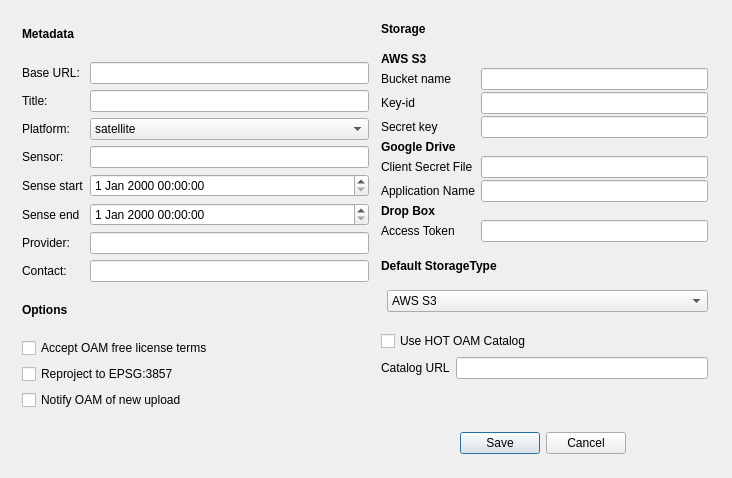
First picture: the form in OpenAerialMap/gui/ui/setting_dialog.ui, repository hotosm/oam-qgis-plugin, before the edit.
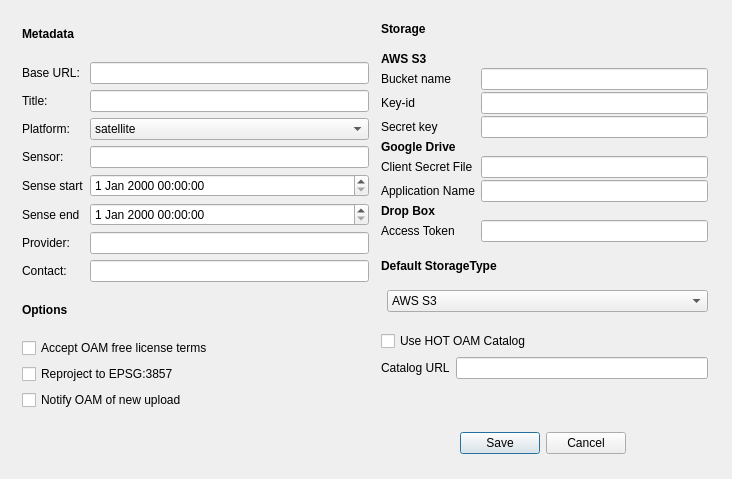
Second picture: the form after the edit.

Commit message: Adjusted GUI of settings dialog to enhance cross-platform compatibilities.

Diff of the .ui file:
```diff
--- a/OpenAerialMap/gui/ui/setting_dialog.ui
+++ b/OpenAerialMap/gui/ui/setting_dialog.ui
@@ -7,7 +7,7 @@
     <x>0</x>
     <y>0</y>
     <width>732</width>
-    <height>478</height>
+    <height>479</height>
    </rect>
   </property>
   <property name="windowTitle">
```
Left out of the diff: 7 changed lines with no effect on the pictures.
